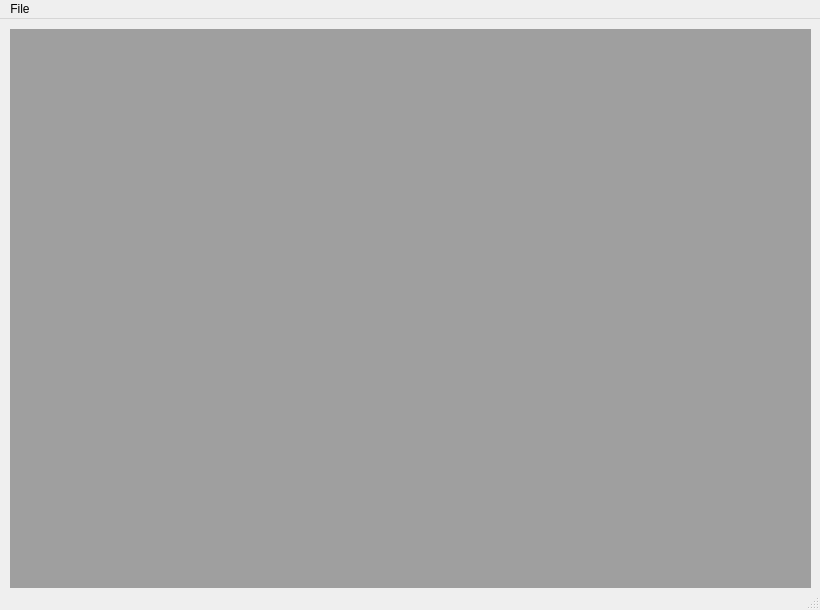
Before: the Qt Designer form main_window.ui in parakhonych/Cougar, drawn with Qt 5.
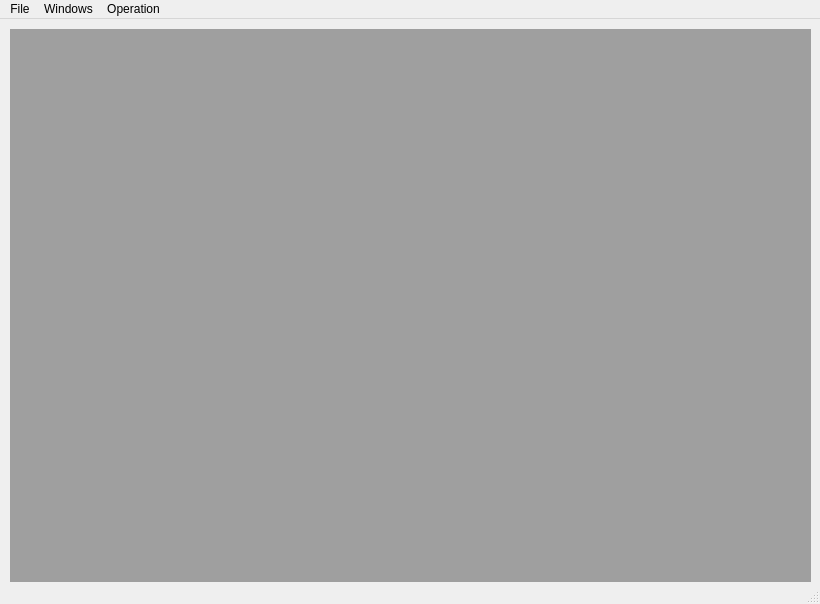
After: the same form once the commit is applied.

Commit message: Added function show_histogram

The edit to the form file:
```diff
--- a/main_window.ui
+++ b/main_window.ui
@@ -7,7 +7,7 @@
     <x>0</x>
     <y>0</y>
     <width>820</width>
-    <height>610</height>
+    <height>604</height>
    </rect>
   </property>
   <property name="windowTitle">
@@ -49,7 +49,21 @@
     <addaction name="actionSave"/>
     <addaction name="actionExit"/>
    </widget>
+   <widget class="QMenu" name="menuWindow">
+    <property name="title">
+     <string>Windows</string>
+    </property>
+    <addaction name="actionCascade"/>
+   </widget>
+   <widget class="QMenu" name="menuOperation">
+    <property name="title">
+     <string>Operation</string>
+    </property>
+    <addaction name="actionHistogram"/>
+   </widget>
    <addaction name="menuFile"/>
+   <addaction name="menuWindow"/>
+   <addaction name="menuOperation"/>
   </widget>
   <widget class="QStatusBar" name="statusbar"/>
   <action name="actionGrayscale">
```
Left out of the diff: 10 changed lines with no effect on the pictures. The commit also changes 2 other files.
